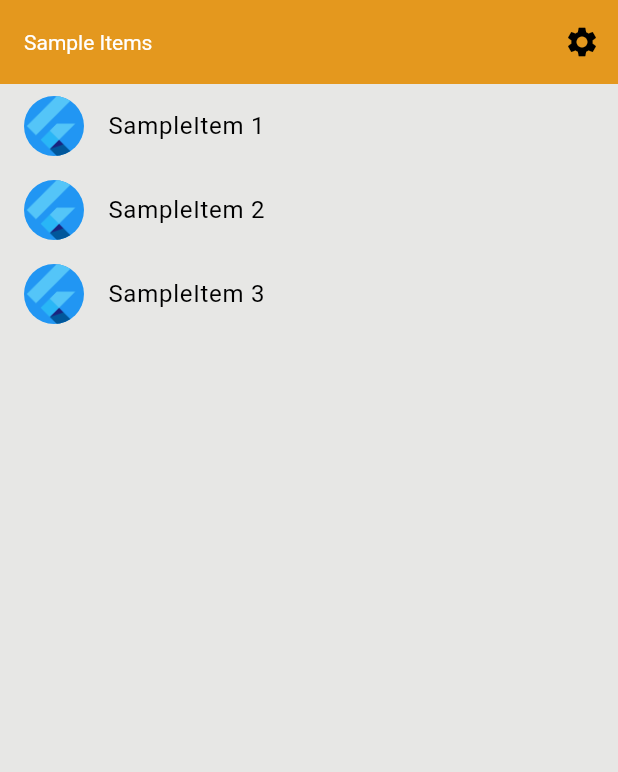
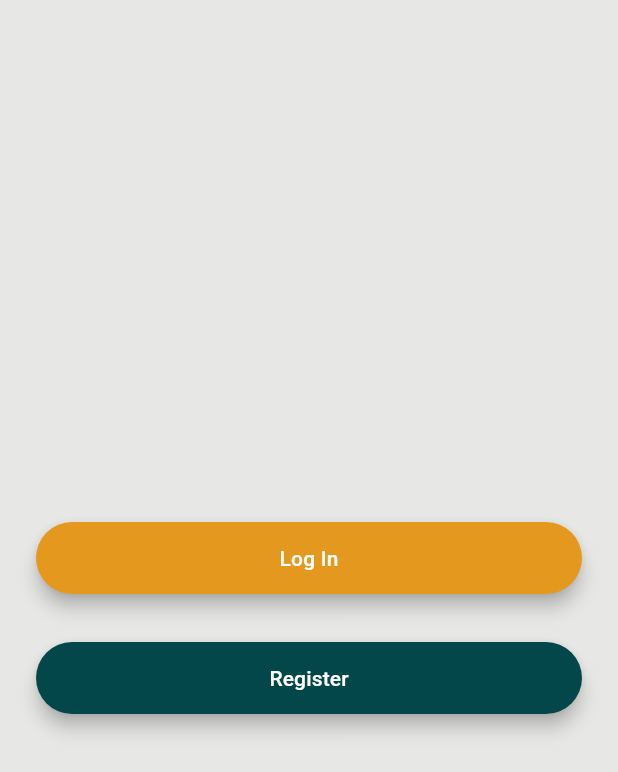
Before and after one commit to iTzGooDLife/neighborcafe, a Flutter app: the screen it shows after launch, on a phone screen of 412 x 824 dp. Shown: the top 772 px of the screen. Run offline on Flutter 3.47's test engine with Material 3 defaults, Android fonts, the phone set to English and light mode, and no system bars; our stand-ins replace firebase_auth, firebase_core; accounts and stored records are empty; generated files the repository leaves out were written again.

Commit message:
feat: add firebase - add base login and register - add rounded button component

```diff
--- a/neighborcafe/lib/main.dart
+++ b/neighborcafe/lib/main.dart
@@ -1,10 +1,16 @@
 import 'package:flutter/material.dart';
+import 'package:firebase_core/firebase_core.dart';
+import 'firebase_options.dart';
 
 import 'src/app.dart';
 import 'src/settings/settings_controller.dart';
 import 'src/settings/settings_service.dart';
 
 void main() async {
+  WidgetsFlutterBinding.ensureInitialized();
+  await Firebase.initializeApp(
+    options: DefaultFirebaseOptions.currentPlatform,
+  );
   // Set up the SettingsController, which will glue user settings to multiple
   // Flutter Widgets.
   final settingsController = SettingsController(SettingsService());
--- a/neighborcafe/lib/src/app.dart
+++ b/neighborcafe/lib/src/app.dart
@@ -7,6 +7,9 @@ import 'sample_feature/sample_item_list_view.dart';
 import 'settings/settings_controller.dart';
 import 'settings/settings_view.dart';
 import 'settings/app_colors.dart'; // Importa el archivo de colores
+import 'views/login_view.dart'; // Importa el archivo de colores
+import 'views/register_view.dart'; // Importa el archivo de colores
+import 'views/welcome_screen.dart'; // Importa el archivo de colores
 
 /// The Widget that configures your application.
 class MyApp extends StatelessWidget {
@@ -97,9 +100,18 @@ class MyApp extends StatelessWidget {
             ),
           ),
 
+          initialRoute: 'welcome_screen',
+          // home: RegisterView(),
+          routes: {
+            'registration_screen': (context) => RegisterView(),
+            'login_screen': (context) => LoginView(),
+            'welcome_screen': (context) => const WelcomeScreen(),
+            'home_screen': (context) => const SampleItemListView(),
+          },
+
           // Define a function to handle named routes in order to support
           // Flutter web url navigation and deep linking.
-          onGenerateRoute: (RouteSettings routeSettings) {
+          /* onGenerateRoute: (RouteSettings routeSettings) {
             return MaterialPageRoute<void>(
               settings: routeSettings,
               builder: (BuildContext context) {
@@ -114,7 +126,7 @@ class MyApp extends StatelessWidget {
                 }
               },
             );
-          },
+          }, */
         );
       },
     );
--- /dev/null
+++ b/neighborcafe/lib/src/components/rounded_button.dart
@@ -0,0 +1,33 @@
+import 'package:flutter/material.dart';
+
+class RoundedButton extends StatelessWidget {
+  const RoundedButton(
+      {super.key,
+      required this.colour,
+      required this.title,
+      required this.onPressed});
+  final Color colour;
+  final String title;
+  final VoidCallback onPressed;
+  @override
+  Widget build(BuildContext context) {
+    return Padding(
+      padding: const EdgeInsets.symmetric(vertical: 16.0),
+      child: Material(
+        elevation: 5.0,
+        color: colour,
+        borderRadius: BorderRadius.circular(30.0),
+        child: MaterialButton(
+          onPressed: onPressed,
+          //Go to login screen.
+          minWidth: 200.0,
+          height: 42.0,
+          child: Text(
+            title,
+            style: const TextStyle(color: Colors.white),
+          ),
+        ),
+      ),
+    );
+  }
+}
--- /dev/null
+++ b/neighborcafe/lib/src/views/welcome_screen.dart
@@ -0,0 +1,39 @@
+import 'package:flutter/material.dart';
+import 'package:neighborcafe/src/settings/app_colors.dart';
+import '../components/rounded_button.dart';
+
+class WelcomeScreen extends StatefulWidget {
+  const WelcomeScreen({super.key});
+
+  @override
+  _WelcomeScreenState createState() => _WelcomeScreenState();
+}
+
+class _WelcomeScreenState extends State<WelcomeScreen> {
+  @override
+  Widget build(BuildContext context) {
+    return Scaffold(
+        backgroundColor: AppColors.backgroundColor,
+        body: Padding(
+          padding: const EdgeInsets.symmetric(horizontal: 24.0),
+          child: Column(
+              mainAxisAlignment: MainAxisAlignment.center,
+              crossAxisAlignment: CrossAxisAlignment.stretch,
+              children: <Widget>[
+                RoundedButton(
+                  colour: AppColors.primaryColor,
+                  title: 'Log In',
+                  onPressed: () {
+                    Navigator.pushNamed(context, 'login_screen');
+                  },
+                ),
+                RoundedButton(
+                    colour: AppColors.secondaryColor,
+                    title: 'Register',
+                    onPressed: () {
+                      Navigator.pushNamed(context, 'registration_screen');
+                    }),
+              ]),
+        ));
+  }
+}
--- a/neighborcafe/pubspec.yaml
+++ b/neighborcafe/pubspec.yaml
@@ -2,7 +2,7 @@ name: neighborcafe
 description: "A new Flutter project."
 
 # Prevent accidental publishing to pub.dev.
-publish_to: 'none'
+publish_to: "none"
 
 version: 1.0.0+1
 
@@ -10,6 +10,8 @@ environment:
   sdk: ^3.5.3
 
 dependencies:
+  firebase_core: ^3.6.0
+  firebase_auth: ^5.3.1
   flutter:
     sdk: flutter
   flutter_localizations:
```
Also changed, not shown: neighborcafe/lib/src/views/login_view.dart (added, +81 -0 lines), neighborcafe/lib/src/views/register_view.dart (added, +66 -0 lines), neighborcafe/firebase.json (added), neighborcafe/lib/firebase_options.dart (added), neighborcafe/pubspec.lock, 3 other files.
